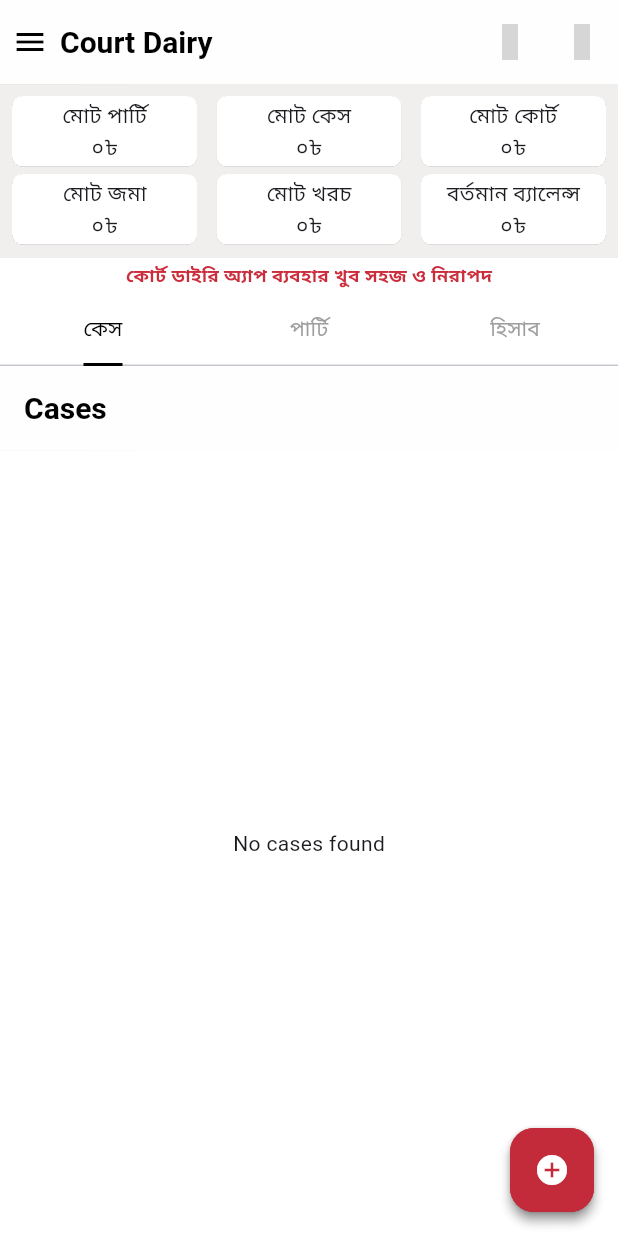
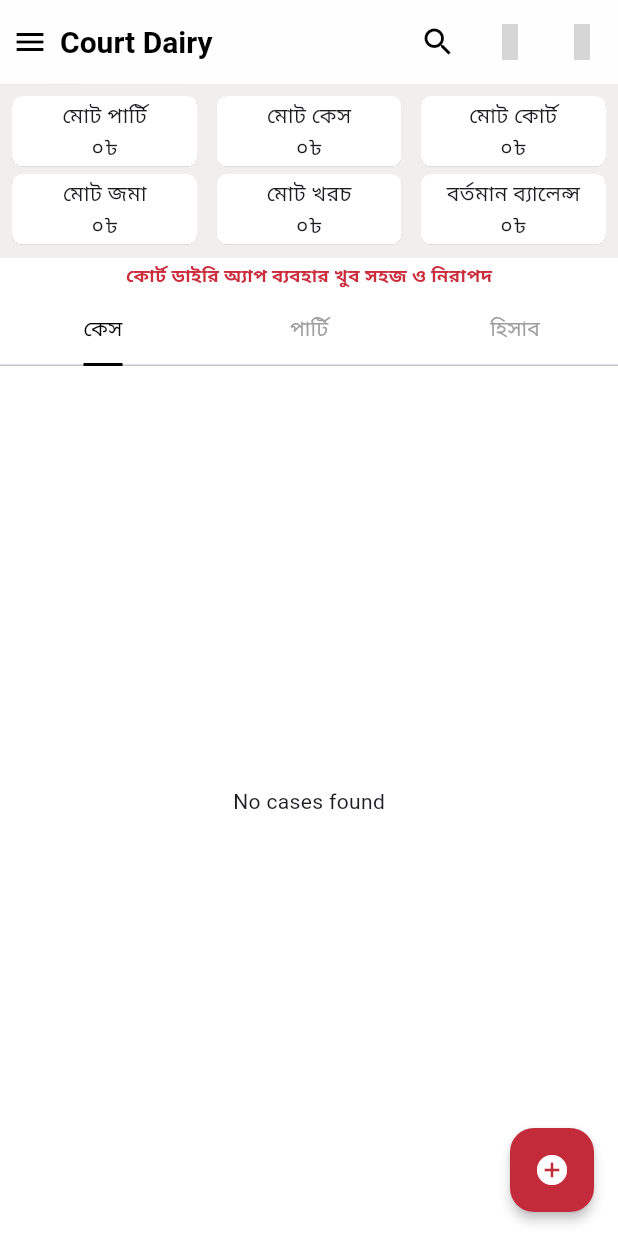
Before and after one commit to mahbubhswe/court-dairy, a Flutter app: the screen it shows once a user with an empty profile is signed in, on a phone screen of 412 x 824 dp. Run offline on Flutter 3.47's test engine with Material 3 defaults, Android fonts, the light colour scheme and no system bars; drawn by our look-alikes of animated_text_kit; our stand-ins replace animated_splash_screen, auth_buttons, cached_network_image, cloud_firestore, cloud_functions, dio and 16 more; missing offline and left inert: android_intent_plus, flutter_bkash, in_app_update, panara_dialogs; accounts and stored records are empty; grey boxes are pictures that could not be loaded.

Commit message:
feat: enhance case list with filters and search

```diff
--- a/lib/modules/case/screens/case_screen.dart
+++ b/lib/modules/case/screens/case_screen.dart
@@ -3,32 +3,74 @@ import 'package:get/get.dart';
 
 import '../controllers/case_controller.dart';
 import '../widgets/case_tile.dart';
-import 'add_case_screen.dart';
 
 class CaseScreen extends StatelessWidget {
   const CaseScreen({super.key});
 
   @override
   Widget build(BuildContext context) {
-    final controller = Get.put(CaseController());
-    return Scaffold(
-      appBar: AppBar(title: const Text('Cases')),
-      body: Obx(() {
+    final controller = Get.find<CaseController>();
+    return Obx(() {
       if (controller.isLoading.value) {
         return const Center(child: CircularProgressIndicator());
       }
       if (controller.cases.isEmpty) {
         return const Center(child: Text('No cases found'));
       }
-        return ListView.builder(
-          itemCount: controller.cases.length,
-          itemBuilder: (_, i) => CaseTile(caseItem: controller.cases[i]),
+      return Column(
+        crossAxisAlignment: CrossAxisAlignment.start,
+        children: [
+          const Padding(
+            padding: EdgeInsets.all(16),
+            child: Text(
+              'Your Cases',
+              style: TextStyle(fontSize: 18, fontWeight: FontWeight.bold),
+            ),
+          ),
+          SingleChildScrollView(
+            scrollDirection: Axis.horizontal,
+            child: Row(
+              children: [
+                filterChip('today', "Today's (${controller.todayCount})", controller),
+                filterChip('tomorrow', 'Tomorrow (${controller.tomorrowCount})', controller),
+                filterChip('week', 'This Week (${controller.weekCount})', controller),
+                filterChip('month', 'This Month (${controller.monthCount})', controller),
+              ],
+            ),
+          ),
+          const SizedBox(height: 8),
+          Expanded(
+            child: AnimatedSwitcher(
+              duration: const Duration(milliseconds: 300),
+              child: ListView.builder(
+                key: ValueKey(controller.selectedFilter.value),
+                itemCount: controller.filteredCases.length,
+                itemBuilder: (_, i) {
+                  final caseItem = controller.filteredCases[i];
+                  return TweenAnimationBuilder<double>(
+                    tween: Tween(begin: 0, end: 1),
+                    duration: const Duration(milliseconds: 300),
+                    builder: (context, value, child) =>
+                        Opacity(opacity: value, child: child),
+                    child: CaseTile(caseItem: caseItem),
                   );
-      }),
-      floatingActionButton: FloatingActionButton(
-        onPressed: () => Get.to(() => const AddCaseScreen()),
-        child: const Icon(Icons.add),
+                },
+              ),
+            ),
+          ),
+        ],
+      );
+    });
+  }
+}
+
+Widget filterChip(String key, String label, CaseController controller) {
+  return Padding(
+    padding: const EdgeInsets.symmetric(horizontal: 4),
+    child: ChoiceChip(
+      label: Text(label),
+      selected: controller.selectedFilter.value == key,
+      onSelected: (_) => controller.selectedFilter.value = key,
     ),
   );
 }
-}
--- a/lib/modules/layout/screens/layout_screen.dart
+++ b/lib/modules/layout/screens/layout_screen.dart
@@ -1,5 +1,8 @@
 import 'package:courtdiary/modules/accounts/screens/accounts_screen.dart';
+import 'package:courtdiary/modules/case/controllers/case_controller.dart';
+import 'package:courtdiary/modules/case/screens/add_case_screen.dart';
 import 'package:courtdiary/modules/case/screens/case_screen.dart';
+import 'package:courtdiary/modules/case/screens/case_search_screen.dart';
 import 'package:courtdiary/themes/theme_controller.dart';
 import 'package:flutter/material.dart';
 import 'package:get/get.dart';
@@ -19,6 +22,7 @@ class LayoutScreen extends StatelessWidget {
   LayoutScreen({super.key});
   final themeController = Get.find<ThemeController>();
   final layoutController = Get.put(LayoutController());
+  final _caseController = Get.put(CaseController());
 
   @override
   Widget build(BuildContext context) {
@@ -31,6 +35,13 @@ class LayoutScreen extends StatelessWidget {
             titleSpacing: 0,
             title: const Text('Court Dairy'),
             actions: [
+              IconButton(
+                onPressed: () {
+                  Get.to(() => CaseSearchScreen(),
+                      transition: Transition.downToUp);
+                },
+                icon: const Icon(Icons.search),
+              ),
               IconButton(
                 onPressed: () {
                   Get.to(() => CalculatorScreen(), fullscreenDialog: true);
@@ -63,7 +74,8 @@ class LayoutScreen extends StatelessWidget {
                     if (!ActivationGuard.check()) return;
                     final index = DefaultTabController.of(context).index;
                     if (index == 0) {
-                      // add later
+                      Get.to(() => const AddCaseScreen(),
+                          fullscreenDialog: true);
                     } else if (index == 1) {
                       Get.to(() => const AddPartyScreen(),
                           fullscreenDialog: true);
```
Also changed, not shown: lib/modules/case/controllers/case_controller.dart (+65 -0 lines), lib/modules/case/screens/case_detail_screen.dart (added, +51 -0 lines), lib/modules/case/screens/case_search_screen.dart (added, +45 -0 lines), lib/modules/case/widgets/case_tile.dart (+2 -13 lines). Lines whose indentation alone changed are shown as unchanged.
